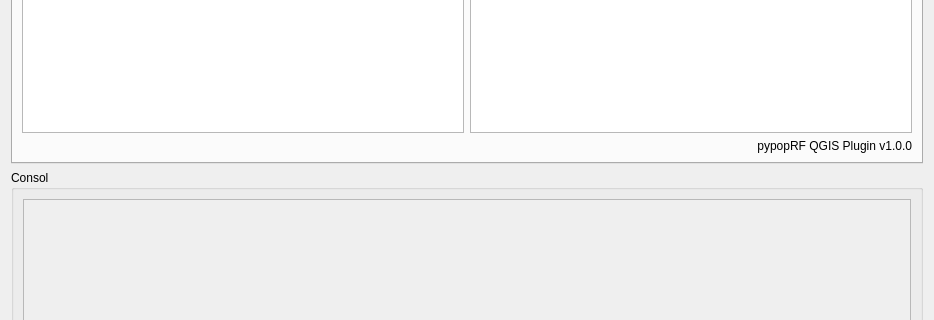
First picture: the form in qgis_pypoprf_dialog_base.ui, repository wpgp/QGIS-pypopRF, before the edit; both pictures show x 0 to 934 and y 402 to 722 of the 934 by 1138 pixel window.
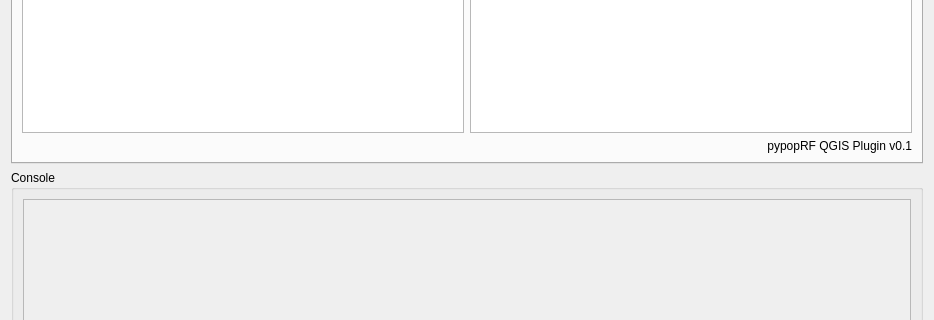
Second picture: the form after the edit. Icons and pictures are not drawn. Custom widgets are drawn as their Qt base class.

What changed in the file:
```diff
--- a/qgis_pypoprf_dialog_base.ui
+++ b/qgis_pypoprf_dialog_base.ui
@@ -158,7 +158,7 @@
        <item row="3" column="0">
         <widget class="QLabel" name="label_version">
          <property name="text">
-          <string>pypopRF QGIS Plugin v1.0.0</string>
+          <string>pypopRF QGIS Plugin v0.1</string>
          </property>
          <property name="alignment">
           <set>Qt::AlignBottom|Qt::AlignRight|Qt::AlignTrailing</set>
@@ -520,7 +520,7 @@
    <item row="1" column="0">
     <widget class="QGroupBox" name="groupBoxConsol">
      <property name="title">
-      <string>Consol</string>
+      <string>Console</string>
      </property>
      <layout class="QGridLayout" name="gridLayout">
       <item row="0" column="0" colspan="2">
```
Left out of the diff: 4 changed lines with no effect on the pictures.
